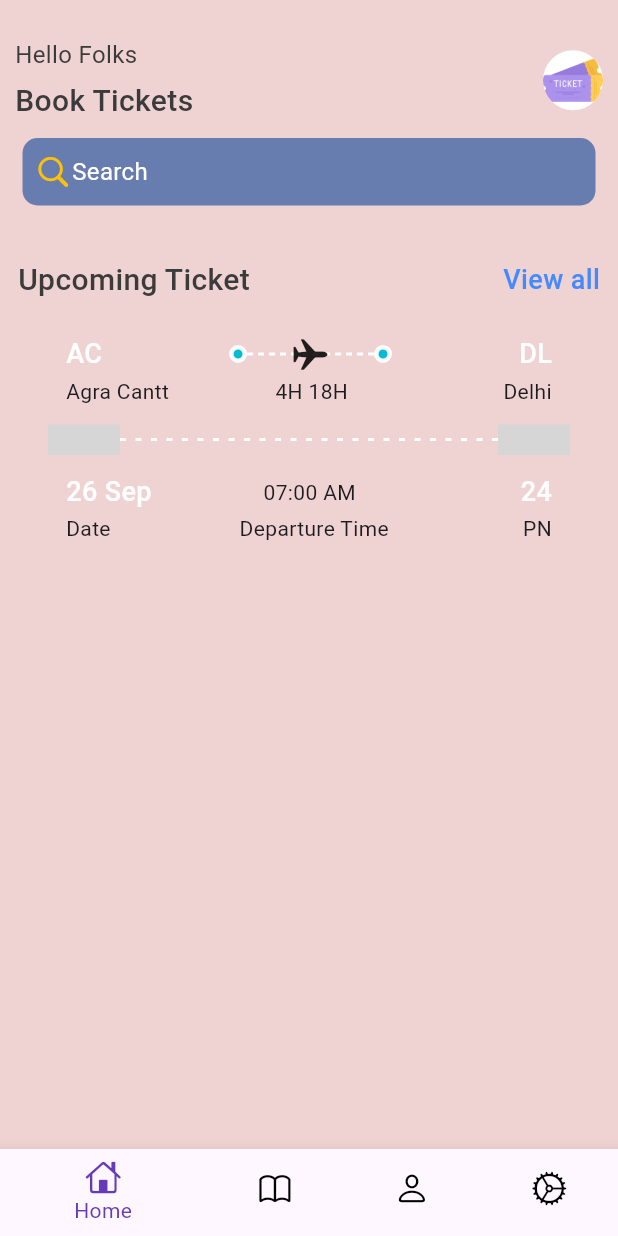
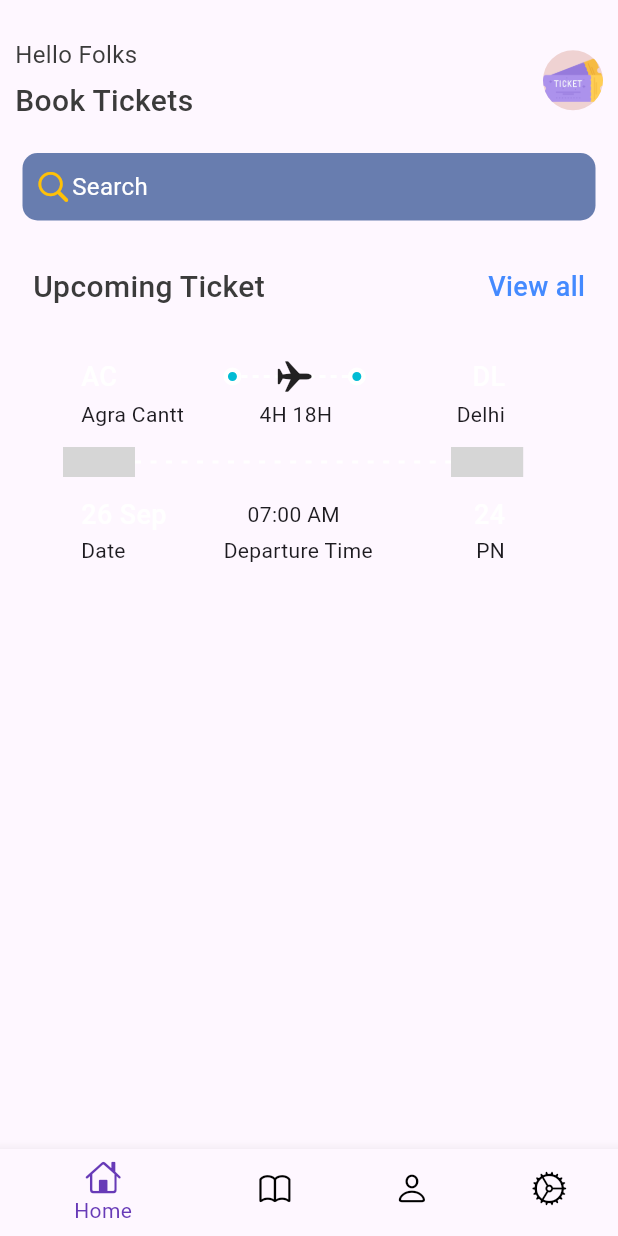
Before and after one commit to tarun1sisodia/Android-Studio-Flutter, a Flutter app: the screen it shows after launch, on a phone screen of 412 x 824 dp. Run offline on Flutter 3.47's test engine with Material 3 defaults, Android fonts, the light colour scheme and no system bars; statements that could not run were skipped; grey boxes are pictures that could not be loaded.

Commit message:
Add Single Child Scroll View, Correct the Order of other Design

```diff
--- a/checkup2/lib/Screens/home.dart
+++ b/checkup2/lib/Screens/home.dart
@@ -38,13 +38,16 @@ class _homeState extends State<home> {
         ],
         backgroundColor: Colors.black,
       ),*/
-      backgroundColor: const Color(0xFFEFD2D2),
+      // backgroundColor: const Color(0xFFEFD2D2),
+      backgroundColor: AppStyles.backcolor,
       body: ListView(
         children: [
+          //Distance B/w Top & Head.
           const SizedBox(
             height: 25,
           ),
           Container(
+            //Padding For Whole.
             padding: const EdgeInsets.symmetric(horizontal: 10),
 
             //Colors for 1st Container
@@ -52,13 +55,17 @@ class _homeState extends State<home> {
             child: Column(
               children: [
                 Row(
+                  //Space B/w hellofolks , book Tickets & logo
                   mainAxisAlignment: MainAxisAlignment.spaceBetween,
                   children: [
                     Column(
                       crossAxisAlignment: CrossAxisAlignment.start,
                       children: [
-                          Text("Hello Folks", style: AppStyles.textStyle),
-                          const SizedBox(
+                        Container(
+                            child: Text("Hello Folks",
+                                style: AppStyles.textStyle)),
+                        //Space After Search Bar & book Tickets
+                        Container(
                           height: 5,
                         ),
                         Text(
@@ -77,7 +84,7 @@ class _homeState extends State<home> {
                         //Applying Logo && Decoration for Image.
                         decoration: BoxDecoration(
                             borderRadius: BorderRadius.circular(20),
-                              color: Colors.white,
+                            color: const Color(0xFFEFD2D2),
                             image: const DecorationImage(
                                 image: AssetImage(
                               //Calling Another File for image.
@@ -87,13 +94,13 @@ class _homeState extends State<home> {
                 ),
 
                 //Space b/w Search box && Book tickets.
-                  const SizedBox(
-                    height: 10,
+                Container(
+                  height: 20,
                 ),
 
                 //Search Box Container
                 Container(
-                    margin: EdgeInsets.only(right: 5, left: 5),
+                  margin: const EdgeInsets.only(right: 5, left: 5),
                   padding:
                       const EdgeInsets.symmetric(horizontal: 8, vertical: 10),
                   decoration: BoxDecoration(
@@ -119,10 +126,8 @@ class _homeState extends State<home> {
                             color: Colors.amber,
                           )*/
                       ]),
-                  )
-                ],
-              )),
-          const SizedBox(height: 35),
+                ),
+                Container(height: 30),
 
                 //Message For Users calling App_widget.dart
                 const AppDoubleText(
@@ -130,8 +135,25 @@ class _homeState extends State<home> {
                   smalltxt: 'View all',
                 ),
 
-          //Ticket Views ticket_view.dart
+                Container(
+                  height: 10,
+                ),
+
+                //Ticket Views ticket_view.dart multiple tickets
+                const SingleChildScrollView(
+                  scrollDirection: Axis.horizontal,
+                  child: Row(
+                    children: [
                       TicketView(),
+                      TicketView(),
+                      TicketView(),
+                      TicketView(),
+                    ],
+                  ),
+                ),
+              ],
+            ),
+          ),
         ],
       ),
     );
```
Lines whose indentation alone changed are shown as unchanged.
